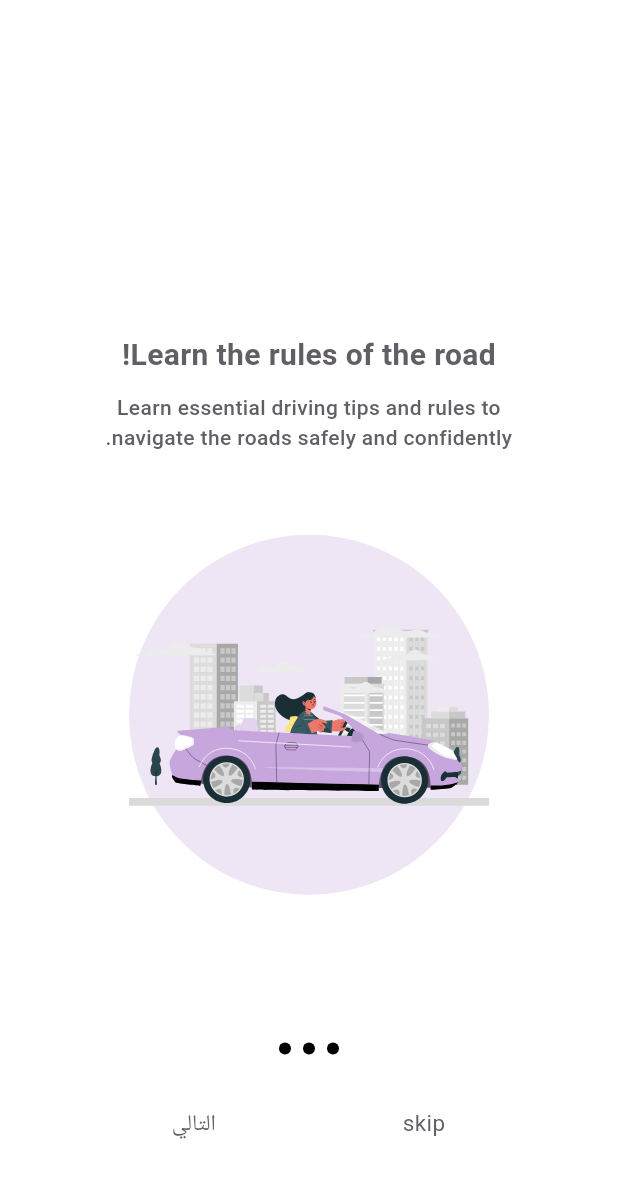
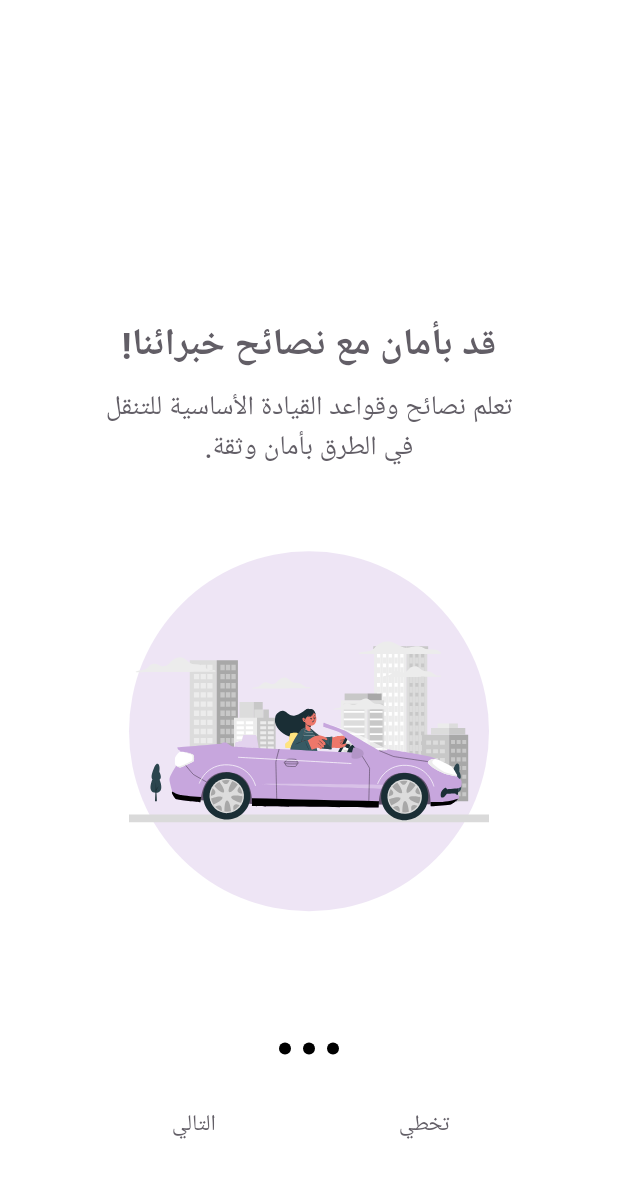
Before and after one commit to NaserAlomosh/jo_driving_license, a Flutter app: the screen it shows after launch, after a tap on "التالي", on a phone screen of 412 x 824 dp. Shown: the top 1178 px of the screen. Run offline on Flutter 3.47's test engine with Material 3 defaults, Android fonts, the phone set to English and light mode, and no system bars; drawn by our look-alikes of smooth_page_indicator; our stand-ins replace awesome_bottom_bar, cached_network_image, cloud_firestore, easy_localization, firebase_auth, firebase_core and 7 more; missing offline and left inert: encrypt; accounts and stored records are empty; Roboto replaces fonts that are missing (SF Pro Display); project files that could hold a hidden picture were left out.

Commit message:
add translation

```diff
--- a/assets/languages/ar.json
+++ b/assets/languages/ar.json
@@ -1,3 +1,23 @@
 {
-    "next":"التالي"
+
+    "onBoardingTitle1": "ابدأ رحلتك نحو قيادة أكثر أمانًا!",
+  "onBoardingTitle2": "قد بأمان مع نصائح خبرائنا!",
+  "onBoardingTitle3": "اتبع قوانين المرور!",
+  "onBoardingSubtitle1": "لنضمن سلامتك وسلامة الآخرين على الطريق.",
+  "onBoardingSubtitle2": "تعلم نصائح وقواعد القيادة الأساسية للتنقل في الطرق بأمان وثقة.",
+  "onBoardingSubtitle3": "اغمر في دروسنا التفاعلية لتعزيز فهمك لقوانين الطرق وأفضل الممارسات.",
+
+    "next": "التالي",
+    "skip": "تخطي",
+    "getStarted": "ابدأ",
+    "hello": "مرحبا",
+    "profile": "الملف الشخصي",
+    "home": "الصفحة الرئيسية",
+    "putYourSeatBelt": "اربط حزام الأمان!",
+    "areYouReadyForYourDrivingLicence": "هل أنت مستعد للحصول على رخصة القيادة الخاصة بك؟",
+    "favourite": "المفضلة",
+    "search": "بحث",
+    "logout": "تسجيل الخروج"
+
+
 }
--- a/lib/features/on_boarding/widgets/on_boarding_view1.dart
+++ b/lib/features/on_boarding/widgets/on_boarding_view1.dart
@@ -22,17 +22,16 @@ class OnBoardingViewOne extends StatelessWidget {
                 crossAxisAlignment: CrossAxisAlignment.center,
                 children: [
                   CustomText(
-                    text: tr('Learn the rules of the road!'),
-                    fontSize: 20,
+                    text: tr('onBoardingTitle1'),
+                    fontSize: 25,
                     fontWeight: FontWeight.w700,
                     textAlign: TextAlign.center,
                     color: Theme.of(context).colorScheme.onBackground,
                   ),
                   const SizedBox(height: 10),
                   CustomText(
-                    text: tr(
-                        'Learn essential driving tips and rules to navigate the roads safely and confidently.'),
-                    fontSize: 14,
+                    text: tr('onBoardingSubtitle1'),
+                    fontSize: 18,
                     textAlign: TextAlign.center,
                     color: Theme.of(context).colorScheme.onBackground,
                   ),
--- a/lib/features/on_boarding/widgets/on_boarding_view2.dart
+++ b/lib/features/on_boarding/widgets/on_boarding_view2.dart
@@ -22,8 +22,8 @@ class OnBoardingViewTwo extends StatelessWidget {
                 crossAxisAlignment: CrossAxisAlignment.center,
                 children: [
                   CustomText(
-                    text: tr('Learn the rules of the road!'),
-                    fontSize: 20,
+                    text: tr('onBoardingTitle2'),
+                    fontSize: 25,
                     fontWeight: FontWeight.w700,
                     textAlign: TextAlign.center,
                     color: Theme.of(context).colorScheme.onBackground,
@@ -31,8 +31,8 @@ class OnBoardingViewTwo extends StatelessWidget {
                   const SizedBox(height: 10),
                   CustomText(
                     text: tr(
-                        'Learn essential driving tips and rules to navigate the roads safely and confidently.'),
-                    fontSize: 14,
+                        'onBoardingSubtitle2'),
+                    fontSize: 18,
                     textAlign: TextAlign.center,
                     color: Theme.of(context).colorScheme.onBackground,
                   ),
--- a/lib/features/on_boarding/widgets/on_boarding_view3.dart
+++ b/lib/features/on_boarding/widgets/on_boarding_view3.dart
@@ -22,17 +22,16 @@ class OnBoardingViewThree extends StatelessWidget {
                 crossAxisAlignment: CrossAxisAlignment.center,
                 children: [
                   CustomText(
-                    text: tr('Learn the rules of the road!'),
-                    fontSize: 20,
+                    text: tr('onBoardingTitle3'),
+                    fontSize: 25,
                     fontWeight: FontWeight.w700,
                     textAlign: TextAlign.center,
                     color: Theme.of(context).colorScheme.onBackground,
                   ),
                   const SizedBox(height: 10),
                   CustomText(
-                    text: tr(
-                        'Learn essential driving tips and rules to navigate the roads safely and confidently.'),
-                    fontSize: 14,
+                    text: tr('onBoardingSubtitle3'),
+                    fontSize: 18,
                     textAlign: TextAlign.center,
                     color: Theme.of(context).colorScheme.onBackground,
                   ),
```
Also changed, not shown: assets/languages/en.json (+17 -1 lines), lib/features/botton_nav_bar/widgets/app_drawer.dart (+8 -8 lines), lib/features/home/view/home_view.dart (+7 -3 lines).
